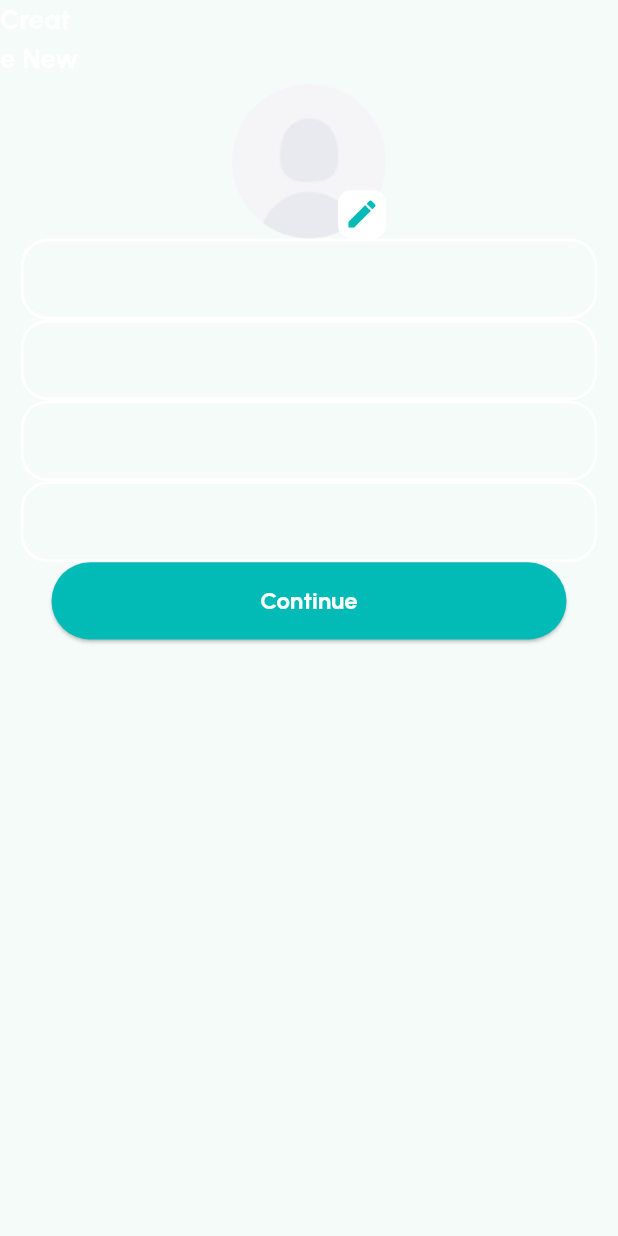
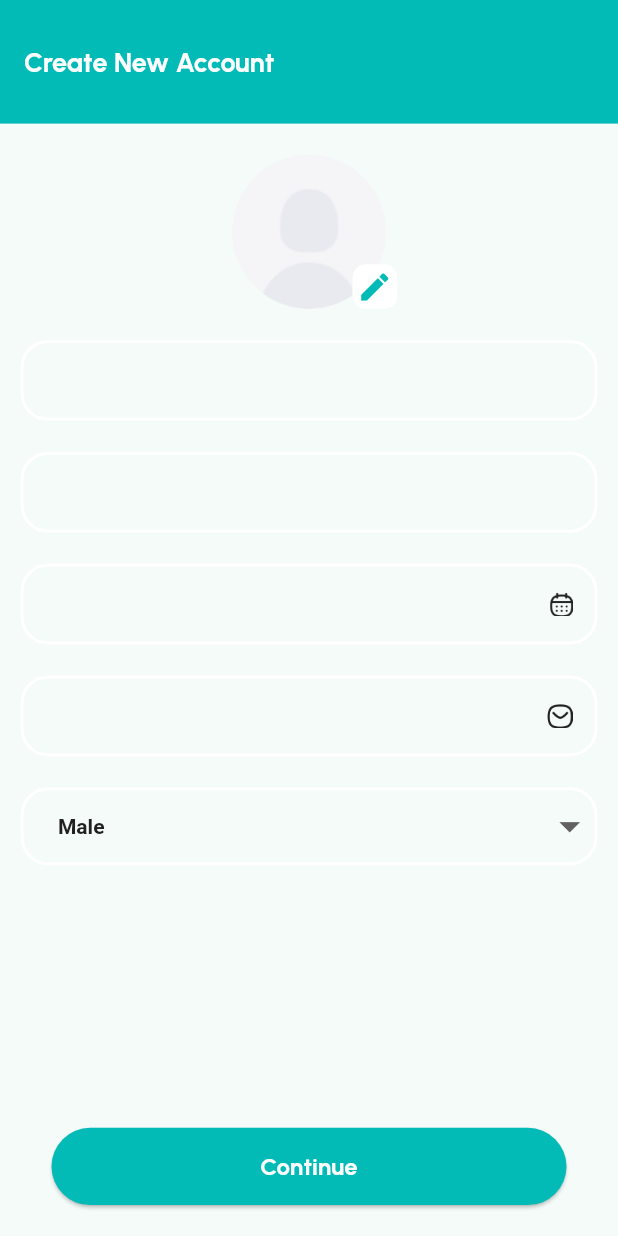
Before and after one commit to panchaniurvisha/medocly, a Flutter app: the ProfileScreen screen opened by its route, on a phone screen of 412 x 824 dp. Run offline on Flutter 3.47's test engine with Material 2 defaults, Android fonts, the light colour scheme and no system bars; our stand-ins replace carousel_slider, flutter_spinkit, image_picker, intl_phone_field.

Commit message:
"26/9/2023"

```diff
--- a/lib/main.dart
+++ b/lib/main.dart
@@ -21,6 +21,6 @@ class MyApp extends StatelessWidget {
         ),
         debugShowCheckedModeBanner: false,
         routes: appRoutes,
-        initialRoute: RoutesName.notificationHomeNursingCare);
+        initialRoute: RoutesName.bottomScreen);
   }
 }
--- a/lib/view/profile/profile_screen.dart
+++ b/lib/view/profile/profile_screen.dart
@@ -1,8 +1,12 @@
+import 'dart:io';
+
 import 'package:flutter/material.dart';
-import 'package:medocly/res/common/app_elevated_button.dart';
-import 'package:medocly/res/common/app_textfield.dart';
-import 'package:medocly/res/common/media_query.dart';
+import 'package:image_picker/image_picker.dart';
 
+import '../../res/common/app_dropDownButton.dart';
+import '../../res/common/app_elevated_button.dart';
+import '../../res/common/app_textfield.dart';
+import '../../res/common/media_query.dart';
 import '../../res/constant/app_colors.dart';
 import '../../res/constant/app_images.dart';
 import '../../res/constant/app_string.dart';
@@ -19,59 +23,154 @@ class _ProfileScreenState extends State<ProfileScreen> {
   TextEditingController phoneNumberController = TextEditingController();
   TextEditingController emailController = TextEditingController();
   TextEditingController birthDateController = TextEditingController();
+
+  final ImagePicker picker = ImagePicker(); //instance of class
+  XFile? galleryImage;
+  File? pickImage;
+  String? selectedValue = "Male";
+  List<Map> dropDownListItemGender = [
+    {
+      "data": AppString.genderText,
+      "value": "Gender",
+    },
+    {
+      "data": AppString.male,
+      "value": "Male",
+    },
+    {
+      "data": AppString.female,
+      "value": "Female",
+    },
+    {
+      "data": AppString.others,
+      "value": "Others",
+    },
+  ];
   @override
   Widget build(BuildContext context) {
     return Scaffold(
       resizeToAvoidBottomInset: false,
       appBar: AppBar(
-        leading: const Text(
+        backgroundColor: AppColors.skuBlue,
+        toolbarHeight: height(context) / 10,
+        title: const Text(
           AppString.createNewAccount,
           style: TextStyle(
               color: Colors.white, fontWeight: FontWeight.w700, fontSize: 18),
         ),
+        automaticallyImplyLeading: false,
       ),
       body: Padding(
-        padding: EdgeInsets.symmetric(horizontal: width(context) / 30),
+        padding: EdgeInsets.symmetric(
+            horizontal: width(context) / 30, vertical: height(context) / 40),
         child: Column(
-          //mainAxisAlignment: MainAxisAlignment.spaceEvenly,
           children: [
             Stack(
               alignment: Alignment.bottomRight,
               children: [
-                Image.asset(
+                Container(
+                  height: height(context) / 8,
+                  width: width(context) / 3.5,
+                  decoration: const BoxDecoration(shape: BoxShape.circle),
+                  child: pickImage != null
+                      ? ClipRRect(
+                          clipBehavior: Clip.antiAlias,
+                          borderRadius:
+                              BorderRadius.circular(width(context) / 1),
+                          child: Image.file(pickImage!,
+                              filterQuality: FilterQuality.high,
+                              fit: BoxFit.cover),
+                        )
+                      : Image.asset(
                           AppImages.profileImage,
                           height: height(context) / 8,
                         ),
-                Container(
+                ),
+                InkWell(
+                  onTap: () async {
+                    galleryImage = await picker.pickImage(
+                      source: ImageSource.gallery,
+                      maxHeight: 200,
+                      maxWidth: 200,
+                      imageQuality: 100,
+                    );
+                    debugPrint("Pick image -------->> ${galleryImage!.path}");
+                    debugPrint(
+                        "Pick image name -------->> ${galleryImage!.name}");
+                    pickImage = File(galleryImage!.path);
+                    setState(() {});
+                  },
+                  child: Container(
                     decoration: BoxDecoration(
                         color: Colors.white,
-                      borderRadius: BorderRadius.circular(width(context) / 45)),
+                        borderRadius:
+                            BorderRadius.circular(width(context) / 45)),
                     child: Padding(
-                    padding: EdgeInsets.all(height(context) / 200),
+                      padding: EdgeInsets.all(width(context) / 140),
                       child: const Icon(
                         Icons.edit,
                         color: AppColors.skuBlue,
                       ),
                     ),
                   ),
+                ),
               ],
             ),
-            AppTextField(
-              hintText: AppString.fullName,
+            Padding(
+              padding: EdgeInsets.symmetric(vertical: height(context) / 40),
+              child: AppTextField(
+                hintText: AppString.hintOfFullName,
                 controller: nameController,
               ),
+            ),
             AppTextField(
-              hintText: AppString.phoneNumber,
+              hintText: AppString.hintPhoneNumber,
               controller: phoneNumberController,
             ),
-            AppTextField(
+            Padding(
+              padding: EdgeInsets.symmetric(vertical: height(context) / 40),
+              child: AppTextField(
                 hintText: AppString.hintOfBirthDate,
                 controller: birthDateController,
+                suffixIcon: Padding(
+                  padding: EdgeInsets.all(height(context) / 50),
+                  child: Image.asset(
+                    AppImages.calenderIcon,
+                    height: height(context) / 50,
+                  ),
+                ),
+              ),
             ),
             AppTextField(
               hintText: AppString.hintOfEmail,
               controller: emailController,
+              suffixIcon: Padding(
+                padding: EdgeInsets.all(height(context) / 50),
+                child: Image.asset(
+                  AppImages.emailIcon,
+                  height: height(context) / 50,
                 ),
+              ),
+            ),
+            Padding(
+              padding: EdgeInsets.symmetric(vertical: height(context) / 40),
+              child: AppDropDownButton(
+                  value: selectedValue,
+                  items: dropDownListItemGender
+                      .map(
+                        (value) => DropdownMenuItem(
+                          value: value['value'],
+                          child: Text(value['data']),
+                        ),
+                      )
+                      .toList(),
+                  onChanged: (value) {
+                    setState(() {
+                      selectedValue = value.toString();
+                    });
+                  }),
+            ),
+            const Spacer(),
             AppElevatedButton(
               text: AppString.continueButton,
               onPressed: () {},
```
Lines whose indentation alone changed are shown as unchanged.
